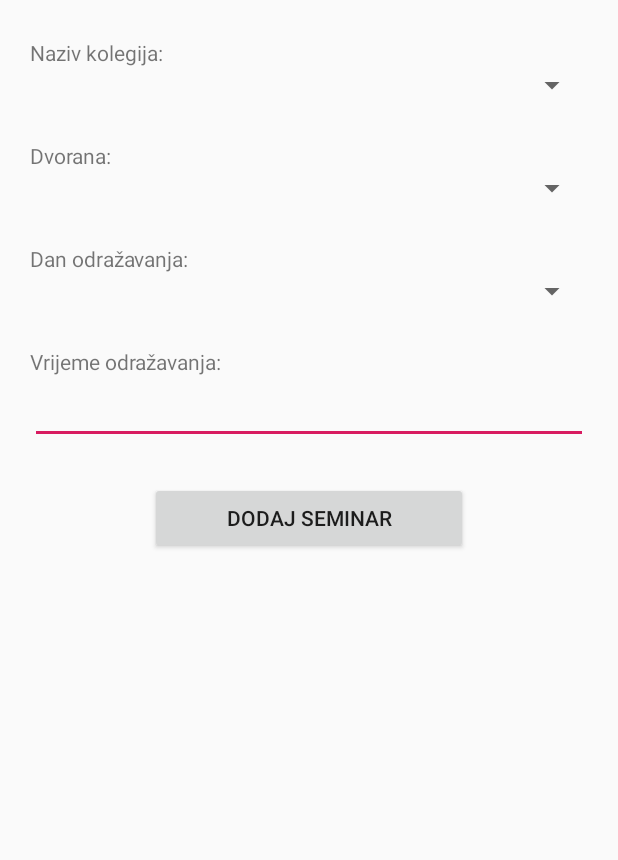
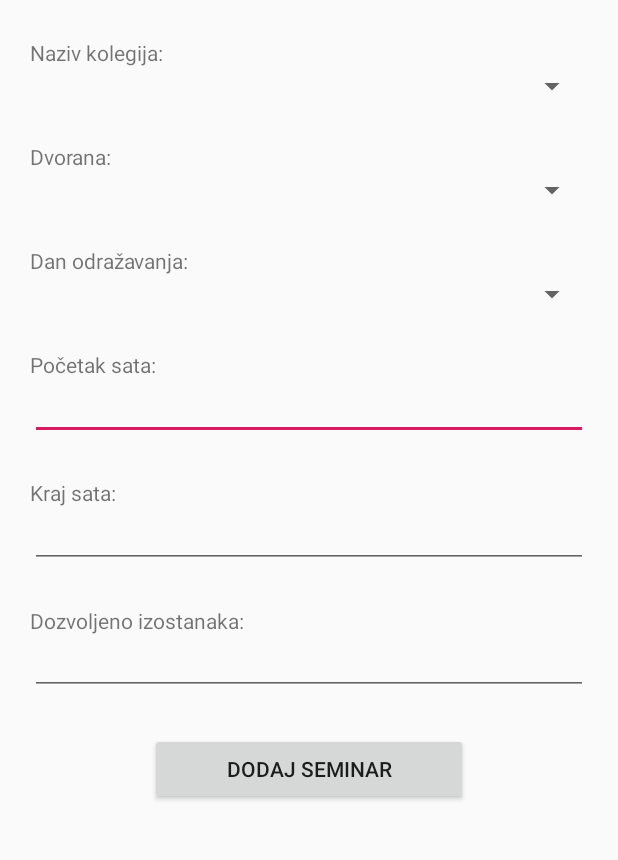
Before and after one commit to domandlar/StudentAttendanceSystem-SAS, an Android app: the AddSeminar screen opened directly, with no data from a screen before it, on a phone screen of 412 x 824 dp, the part 84-944 px from its top. Run offline under Robolectric (Android 15) with nearby library versions, the phone set to English and light mode, and no system bars; libraries missing offline, so code that uses them is left out: com.squareup.okhttp, com.weiwangcn.betterspinner; plain views replace BetterSpinner; 19 statements that could not run were skipped.

Commit message:
Napravljen onClickListener na svaki od spinnera i djelomično implementirano dodavanje novog seminara

```diff
--- a/App/app/src/main/java/com/foi/air/studentattendancesystem/loaders/SasWsDataLoader.java
+++ b/App/app/src/main/java/com/foi/air/studentattendancesystem/loaders/SasWsDataLoader.java
@@ -36,6 +36,10 @@ public class SasWsDataLoader {
         this.sasWsDataLoadedListener = sasWsDataLoadedListener;
         Ws.CallWsForDvorane(tipDvorane);
     }
+    public void dodajSeminar(int idProfesora, int idKolegija, int maxIzostanaka, String pocetak, String kraj, String danIzvodenja, int idDvorane, String tipAktivnosti){
+        this.sasWsDataLoadedListener = sasWsDataLoadedListener;
+        Ws.CallWsForAddSeminar(idProfesora, idKolegija, maxIzostanaka, pocetak, kraj, danIzvodenja, idDvorane,tipAktivnosti);
+    }
     public SasWebServiceHandler responseHandler = new SasWebServiceHandler() {
         @Override
         public void onDataArrived(Object message, String stauts, Object data) {
--- a/App/app/src/main/res/layout/activity_add_seminar.xml
+++ b/App/app/src/main/res/layout/activity_add_seminar.xml
@@ -21,7 +21,7 @@
         <TextView
             android:id="@+id/textViewNazivSeminara"
             android:layout_width="match_parent"
-            android:layout_height="wrap_content"
+            android:layout_height="20dp"
             android:text="Naziv kolegija:"
             android:layout_marginTop="25dp"
             android:layout_marginLeft="20dp"
@@ -39,7 +39,7 @@
         <TextView
             android:id="@+id/textViewDvorana"
             android:layout_width="match_parent"
-            android:layout_height="wrap_content"
+            android:layout_height="20dp"
             android:text="Dvorana:"
             android:layout_marginTop="25dp"
             android:layout_marginLeft="20dp"
@@ -56,7 +56,7 @@
         <TextView
             android:id="@+id/textViewDanOdrzavanja"
             android:layout_width="match_parent"
-            android:layout_height="wrap_content"
+            android:layout_height="20dp"
             android:text="Dan odražavanja:"
             android:layout_marginTop="25dp"
             android:layout_marginLeft="20dp"
@@ -71,17 +71,49 @@
             android:layout_marginRight="20dp"/>
 
         <TextView
-            android:id="@+id/textViewVrijemeOdrzavanja"
+            android:id="@+id/textViewPocetak"
             android:layout_width="match_parent"
-            android:layout_height="wrap_content"
-            android:text="Vrijeme odražavanja:"
+            android:layout_height="20dp"
+            android:text="Početak sata:"
             android:layout_marginTop="25dp"
             android:layout_marginLeft="20dp"
             android:layout_marginRight="20dp"/>
         <EditText
-            android:id="@+id/editTextVrijemeOdrzavanja"
+            android:id="@+id/editTextPocetak"
+            android:layout_width="match_parent"
+            android:layout_height="40dp"
+            android:layout_marginLeft="20dp"
+            android:layout_marginRight="20dp"/>
+
+        <TextView
+            android:id="@+id/textViewKraj"
+            android:layout_width="match_parent"
+            android:layout_height="20dp"
+            android:text="Kraj sata:"
+            android:layout_marginTop="25dp"
+            android:layout_marginLeft="20dp"
+            android:layout_marginRight="20dp"/>
+
+        <EditText
+            android:id="@+id/editTextKraj"
+            android:layout_width="match_parent"
+            android:layout_height="40dp"
+            android:layout_marginLeft="20dp"
+            android:layout_marginRight="20dp"/>
+
+        <TextView
+            android:id="@+id/textDozvoljenoIzostanaka"
             android:layout_width="match_parent"
             android:layout_height="wrap_content"
+            android:text="Dozvoljeno izostanaka:"
+            android:layout_marginTop="25dp"
+            android:layout_marginLeft="20dp"
+            android:layout_marginRight="20dp"/>
+
+        <EditText
+            android:id="@+id/editTextDozvoljenoIzostanaka"
+            android:layout_width="match_parent"
+            android:layout_height="40dp"
             android:layout_marginLeft="20dp"
             android:layout_marginRight="20dp"/>
         <Button
--- a/App/webservice/src/main/java/com/foi/air/webservice/SasWebService.java
+++ b/App/webservice/src/main/java/com/foi/air/webservice/SasWebService.java
@@ -3,7 +3,10 @@ package com.foi.air.webservice;
 import com.foi.air.webservice.responses.SasWebServiceResponse;
 
 import retrofit.Call;
+import retrofit.http.Body;
+import retrofit.http.Field;
 import retrofit.http.GET;
+import retrofit.http.POST;
 import retrofit.http.Path;
 
 public interface SasWebService {
@@ -22,5 +25,10 @@ public interface SasWebService {
     @GET("dvorane/dohvati/{tipDvorane}/")
     Call<SasWebServiceResponse> getDvorane (@Path("tipDvorane") String tipDvorane);
 
+    @POST("aktivnost/nova/profesor/")
+    Call<SasWebServiceResponse> addSeminar (@Field("profesor") int idProfesora, @Field ("kolegij") int idKolegija, @Field ("dozvoljenoIzostanaka") int maxIzostanaka,
+                                            @Field ("pocetak") String pocetak, @Field ("kraj") String kraj, @Field ("danIzvodenja") String danIzvodenja,
+                                            @Field ("dvorana") int idDvorane, @Field ("tipAktivnosti") String tipAktivnosti );
+
 
 }
--- a/App/webservice/src/main/java/com/foi/air/webservice/SasWebServiceCaller.java
+++ b/App/webservice/src/main/java/com/foi/air/webservice/SasWebServiceCaller.java
@@ -65,6 +65,11 @@ public class SasWebServiceCaller {
         call = webService.getDvorane(tipDvorane);
         HandleResponseFromCall("dohvacanje_dvorana");
     }
+    public void CallWsForAddSeminar(int idProfesora, int idKolegija, int maxIzostanaka, String pocetak, String kraj, String danIzvodenja, int idDvorane, String tipAktivnosti) {
+        SasWebService webService = retrofit.create(SasWebService.class);
+        call = webService.addSeminar(idProfesora, idKolegija, maxIzostanaka, pocetak, kraj, danIzvodenja, idDvorane,tipAktivnosti);
+        HandleResponseFromCall("dodavanje_seminara");
+    }
     public void HandleResponseFromCall(final String method){
         if(call != null){
             call.enqueue(new Callback<SasWebServiceResponse>() {
@@ -90,6 +95,10 @@ public class SasWebServiceCaller {
                                     webServiceHandler.onDataArrived(response.body().getMessage(), response.body().getStatus(), response.body().getData());
                                     //Log.d("jebate patak: ", response.body().getStatus());
                                     //Log.d("jebate patak2: ", response.body().getData());
+                                }else if(method=="dodavanje_seminara") {
+                                    webServiceHandler.onDataArrived(response.body().getMessage(), response.body().getStatus(), response.body().getData());
+                                    Log.d("jebate patak: ", response.body().getStatus());
+                                    Log.d("jebate patak2: ", response.body().getData());
                                 }
                         }
                     }catch (Exception ex){
```
Also changed, not shown: App/app/src/main/java/com/foi/air/studentattendancesystem/uiprofesor/AddSeminar.java (+52 -19 lines), App/app/src/main/res/layout/spinner.xml (deleted, +0 -12 lines).
